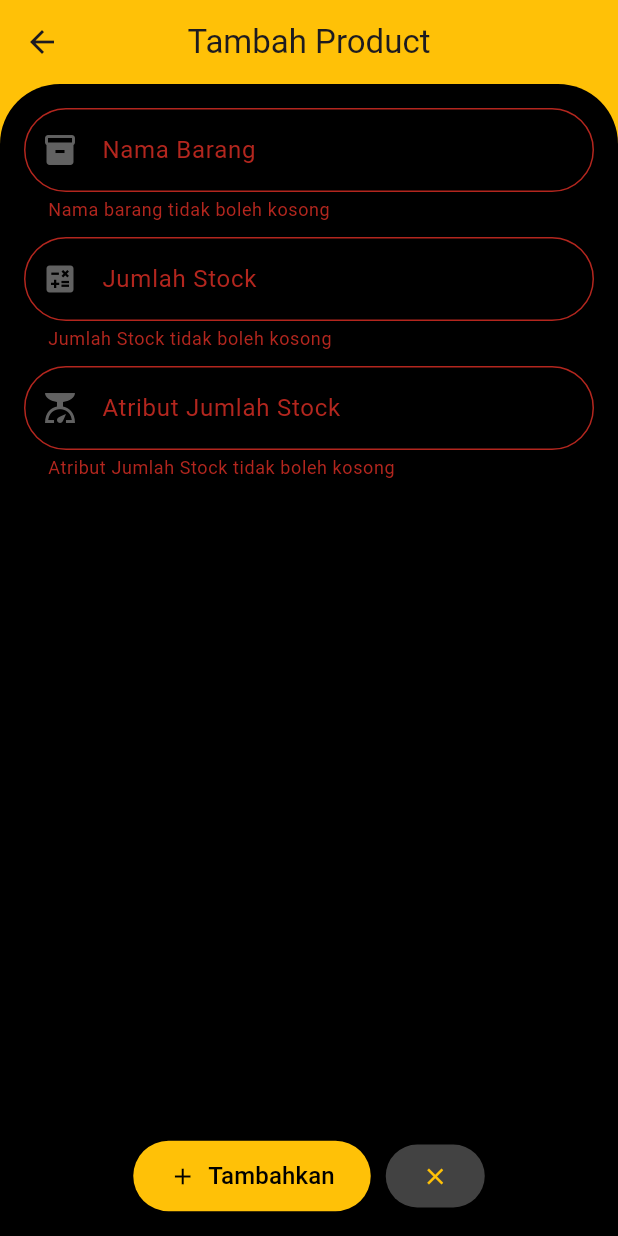
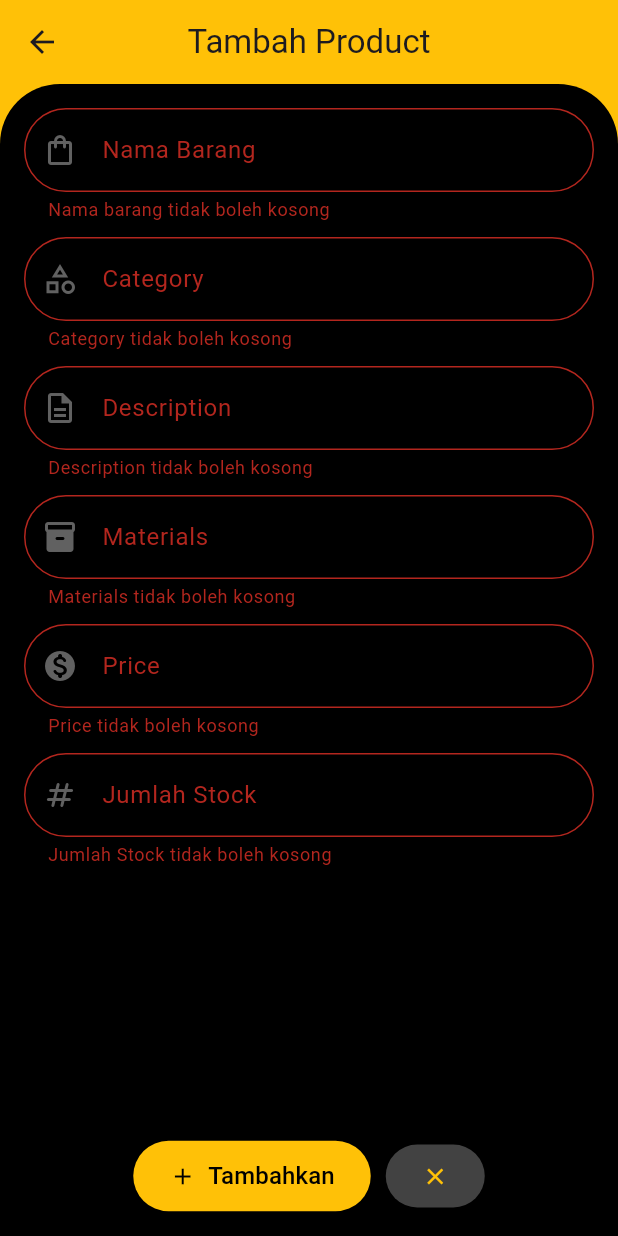
Before and after one commit to miqbalfr12/coffee-bean, a Flutter app: the AddProduct screen opened directly, after a tap on "Tambahkan", on a phone screen of 412 x 824 dp. Run offline on Flutter 3.47's test engine with Material 3 defaults, Android fonts, the phone set to English and light mode, and no system bars; our stand-ins replace flutter_bloc, flutter_speed_dial, google_fonts, iconly, qr_flutter.

Commit message:
refactor + feat: name file + create Product, create Payment page

```diff
--- a/lib/pages/add/AddProduct.dart
+++ b/lib/pages/add/add_payment.dart
@@ -1,18 +1,41 @@
 import 'package:flutter/material.dart';
-import 'package:uas/modal/ModalContent.dart';
+import 'package:uas/modal/modal_content_qr.dart';
+import 'package:uas/globals/globals.dart' as globals;
 
-class AddProduct extends StatefulWidget {
-  const AddProduct({super.key});
+class AddPayment extends StatefulWidget {
+  const AddPayment({super.key});
 
   @override
-  AddProductState createState() => AddProductState();
+  AddPaymentState createState() => AddPaymentState();
 }
 
-class AddProductState extends State<AddProduct> {
+class AddPaymentState extends State<AddPayment> {
   final _formKey = GlobalKey<FormState>();
-  String _itemName = "";
-  int _quantity = 0;
-  String _attr = "";
+  String _consumer = "";
+  String _createdBy = "";
+  int _amount = 0;
+  final TextEditingController _amountController = TextEditingController();
+
+  @override
+  void initState() {
+    super.initState();
+    _amount = calculateTotalAmount();
+    _amountController.text = _amount.toString();
+  }
+
+  int calculateTotalAmount() {
+    int total = 0;
+    for (var order in globals.orders) {
+      total += order.price * order.qty;
+    }
+    return total;
+  }
+
+  @override
+  void dispose() {
+    _amountController.dispose();
+    super.dispose();
+  }
 
   @override
   Widget build(BuildContext context) {
@@ -20,7 +43,7 @@ class AddProductState extends State<AddProduct> {
       appBar: AppBar(
         centerTitle: true,
         backgroundColor: Colors.amber,
-        title: const Text('Tambah Product'),
+        title: const Text('Tambah Order'),
       ),
       backgroundColor: Colors.amber, // Background color of the main Scaffold
       body: Stack(
@@ -36,7 +59,7 @@ class AddProductState extends State<AddProduct> {
             ),
             child: Padding(
               padding: const EdgeInsets.all(16.0),
-              child: formAddProduct(),
+              child: formAddPayment(),
             ),
           ),
           Positioned(
@@ -53,18 +76,20 @@ class AddProductState extends State<AddProduct> {
                     onPressed: () {
                       if (_formKey.currentState!.validate()) {
                         _formKey.currentState!.save();
-                        // Handle form submission with _itemName and _quantity
-                        // You can potentially call a function to add stock
                         print(
-                            "Adding Product for $_itemName with quantity $_quantity and attribute $_attr");
+                            "Adding Order for $_consumer with amount $_amount and createdBy $_createdBy");
+                        // Cetak variabel global orders
+                        print("Current global orders: ${globals.orders}");
+
                         showModalBottomSheet(
                           context: context,
                           backgroundColor: Colors.amber,
                           builder: (BuildContext context) {
-                            return ModalContent(title: 'Add Product', obj: {
-                              "itemName": _itemName,
-                              "quantity": _quantity,
-                              "attr": _attr
+                            return ModalContent(title: 'Tambah Order', obj: {
+                              "consumer": _consumer,
+                              "amount": _amount,
+                              "createdBy": _createdBy,
+                              "order": globals.orders,
                             });
                           },
                         );
@@ -118,7 +143,7 @@ class AddProductState extends State<AddProduct> {
     );
   }
 
-  Form formAddProduct() {
+  Form formAddPayment() {
     return Form(
       key: _formKey,
       child: Column(
@@ -128,9 +153,9 @@ class AddProductState extends State<AddProduct> {
             keyboardType: TextInputType.text,
             cursorColor: Colors.amber,
             decoration: InputDecoration(
-              labelText: "Nama Barang",
+              labelText: "Nama Kasir",
               prefixIcon: const Icon(
-                Icons.inventory, // Change to your desired icon
+                Icons.assignment_ind_rounded, // Change to your desired icon
               ),
               focusColor: Colors.amber,
               prefixIconColor: Colors.grey.shade700,
@@ -152,21 +177,21 @@ class AddProductState extends State<AddProduct> {
             ),
             validator: (value) {
               if (value == null || value.isEmpty) {
-                return "Nama barang tidak boleh kosong";
+                return "Nama Kasir tidak boleh kosong";
               }
               return null;
             },
-            onSaved: (value) => _itemName = value!,
+            onSaved: (value) => _createdBy = value!,
           ),
           const SizedBox(height: 10),
           TextFormField(
             style: TextStyle(color: Colors.grey.shade700),
-            keyboardType: TextInputType.number,
+            keyboardType: TextInputType.text,
             cursorColor: Colors.amber,
             decoration: InputDecoration(
-              labelText: "Jumlah Stock",
+              labelText: "Nama Pemesan",
               prefixIcon: const Icon(
-                Icons.calculate, // Change to your desired icon
+                Icons.person, // Change to your desired icon
               ),
               focusColor: Colors.amber,
               prefixIconColor: Colors.grey.shade700,
@@ -188,21 +213,22 @@ class AddProductState extends State<AddProduct> {
             ),
             validator: (value) {
               if (value == null || value.isEmpty) {
-                return "Jumlah Stock tidak boleh kosong";
+                return "Nama Pemesan tidak boleh kosong";
               }
               return null;
             },
-            onSaved: (value) => _quantity = int.parse(value!),
+            onSaved: (value) => _consumer = value!,
           ),
           const SizedBox(height: 10),
           TextFormField(
             style: TextStyle(color: Colors.grey.shade700),
-            keyboardType: TextInputType.text,
+            keyboardType: TextInputType.number,
             cursorColor: Colors.amber,
+            controller: _amountController,
             decoration: InputDecoration(
-              labelText: "Atribut Jumlah Stock",
+              labelText: "Harga Total Barang",
               prefixIcon: const Icon(
-                Icons.scale, // Change to your desired icon
+                Icons.monetization_on, // Change to your desired icon
               ),
               focusColor: Colors.amber,
               prefixIconColor: Colors.grey.shade700,
@@ -224,11 +250,11 @@ class AddProductState extends State<AddProduct> {
             ),
             validator: (value) {
               if (value == null || value.isEmpty) {
-                return "Atribut Jumlah Stock tidak boleh kosong";
+                return "Harga Total Barang tidak boleh kosong";
               }
               return null;
             },
-            onSaved: (value) => _attr = value!,
+            onSaved: (value) => _amount = int.parse(value!),
           ),
         ],
       ),
--- a/lib/pages/add/AddSeller.dart
+++ b/lib/pages/add/add_product.dart
@@ -1,18 +1,21 @@
 import 'package:flutter/material.dart';
-import 'package:uas/modal/ModalContent.dart';
+import 'package:uas/modal/modal_content.dart';
 
-class AddSeller extends StatefulWidget {
-  const AddSeller({super.key});
+class AddProduct extends StatefulWidget {
+  const AddProduct({super.key});
 
   @override
-  AddSellerState createState() => AddSellerState();
+  AddProductState createState() => AddProductState();
 }
 
-class AddSellerState extends State<AddSeller> {
+class AddProductState extends State<AddProduct> {
   final _formKey = GlobalKey<FormState>();
   String _itemName = "";
-  int _quantity = 0;
-  String _attr = "";
+  String _itemCategory = "";
+  String _itemDescription = "";
+  List<String> _itemMaterials = [];
+  int _itemPrice = 0;
+  int _itemStock = 0;
 
   @override
   Widget build(BuildContext context) {
@@ -20,13 +23,14 @@ class AddSellerState extends State<AddSeller> {
       appBar: AppBar(
         centerTitle: true,
         backgroundColor: Colors.amber,
-        title: const Text('Tambah Seller'),
+        title: const Text('Tambah Product'),
       ),
       backgroundColor: Colors.amber, // Background color of the main Scaffold
       body: Stack(
         children: [
           Container(
             width: double.infinity, // Set width to full width available
+            height: MediaQuery.of(context).size.height,
             decoration: const BoxDecoration(
               color: Colors.black,
               borderRadius: BorderRadius.only(
@@ -36,7 +40,10 @@ class AddSellerState extends State<AddSeller> {
             ),
             child: Padding(
               padding: const EdgeInsets.all(16.0),
-              child: formAddSeller(),
+              child: SingleChildScrollView(
+                physics: BouncingScrollPhysics(),
+                child: formAddProduct(),
+              ),
             ),
           ),
           Positioned(
@@ -53,18 +60,29 @@ class AddSellerState extends State<AddSeller> {
                     onPressed: () {
                       if (_formKey.currentState!.validate()) {
                         _formKey.currentState!.save();
-                        // Handle form submission with _itemName and _quantity
+                        // Handle form submission with _itemName and _itemStock
                         // You can potentially call a function to add stock
                         print(
-                            "Adding Product for $_itemName with quantity $_quantity and attribute $_attr");
+                            "Adding Product for $_itemName with stock $_itemStock ");
+                        print({
+                          "name": _itemName,
+                          "category": _itemCategory,
+                          "price": _itemPrice,
+                          "description": _itemDescription,
+                          "materials": _itemMaterials,
+                          "stock": _itemStock
+                        });
                         showModalBottomSheet(
                           context: context,
                           backgroundColor: Colors.amber,
                           builder: (BuildContext context) {
-                            return ModalContent(title: 'Add Seller', obj: {
-                              "itemName": _itemName,
-                              "quantity": _quantity,
-                              "attr": _attr
+                            return ModalContent(title: 'Add Product', obj: {
+                              "name": _itemName,
+                              "category": _itemCategory,
+                              "price": _itemPrice,
+                              "description": _itemDescription,
+                              "materials": _itemMaterials,
+                              "stock": _itemStock
                             });
                           },
                         );
@@ -118,7 +136,7 @@ class AddSellerState extends State<AddSeller> {
     );
   }
 
-  Form formAddSeller() {
+  Form formAddProduct() {
     return Form(
       key: _formKey,
       child: Column(
@@ -130,7 +148,7 @@ class AddSellerState extends State<AddSeller> {
             decoration: InputDecoration(
               labelText: "Nama Barang",
               prefixIcon: const Icon(
-                Icons.inventory, // Change to your desired icon
+                Icons.shopping_bag_outlined, // Change to your desired icon
               ),
               focusColor: Colors.amber,
               prefixIconColor: Colors.grey.shade700,
@@ -161,12 +179,157 @@ class AddSellerState extends State<AddSeller> {
           const SizedBox(height: 10),
           TextFormField(
             style: TextStyle(color: Colors.grey.shade700),
+            keyboardType: TextInputType.text,
+            cursorColor: Colors.amber,
+            decoration: InputDecoration(
+              labelText: "Category",
+              prefixIcon: const Icon(
+                Icons.category_outlined, // Change to your desired icon
+              ),
+              focusColor: Colors.amber,
+              prefixIconColor: Colors.grey.shade700,
+              floatingLabelStyle: const TextStyle(
+                color: Colors.amber,
+              ),
+              focusedBorder: OutlineInputBorder(
+                borderRadius: BorderRadius.circular(100.0),
+                borderSide: const BorderSide(
+                  color: Colors.amber, // Set border color
+                ),
+              ),
+              border: OutlineInputBorder(
+                borderRadius: BorderRadius.circular(100.0), // Set border radius
+                borderSide: const BorderSide(
+                  color: Colors.amber, // Set border color
+                ),
+              ),
+            ),
+            validator: (value) {
+              if (value == null || value.isEmpty) {
+                return "Category tidak boleh kosong";
+              }
+              return null;
+            },
+            onSaved: (value) => _itemCategory = value!,
+          ),
+          const SizedBox(height: 10),
+          TextFormField(
+            style: TextStyle(color: Colors.grey.shade700),
+            keyboardType: TextInputType.text,
+            cursorColor: Colors.amber,
+            decoration: InputDecoration(
+              labelText: "Description",
+              prefixIcon: const Icon(
+                Icons.description_outlined, // Change to your desired icon
+              ),
+              focusColor: Colors.amber,
+              prefixIconColor: Colors.grey.shade700,
+              floatingLabelStyle: const TextStyle(
+                color: Colors.amber,
+              ),
+              focusedBorder: OutlineInputBorder(
+                borderRadius: BorderRadius.circular(100.0),
+                borderSide: const BorderSide(
+                  color: Colors.amber, // Set border color
+                ),
+              ),
+              border: OutlineInputBorder(
+                borderRadius: BorderRadius.circular(100.0), // Set border radius
+                borderSide: const BorderSide(
+                  color: Colors.amber, // Set border color
+                ),
+              ),
+            ),
+            validator: (value) {
+              if (value == null || value.isEmpty) {
+                return "Description tidak boleh kosong";
+              }
+              return null;
+            },
+            onSaved: (value) => _itemDescription = value!,
+          ),
+          const SizedBox(height: 10),
+          TextFormField(
+            style: TextStyle(color: Colors.grey.shade700),
+            keyboardType: TextInputType.text,
+            cursorColor: Colors.amber,
+            decoration: InputDecoration(
+              labelText: "Materials",
+              prefixIcon: const Icon(
+                Icons.inventory_2_rounded, // Change to your desired icon
+              ),
+              focusColor: Colors.amber,
+              prefixIconColor: Colors.grey.shade700,
+              floatingLabelStyle: const TextStyle(
+                color: Colors.amber,
+              ),
+              focusedBorder: OutlineInputBorder(
+                borderRadius: BorderRadius.circular(100.0),
+                borderSide: const BorderSide(
+                  color: Colors.amber, // Set border color
+                ),
+              ),
+              border: OutlineInputBorder(
+                borderRadius: BorderRadius.circular(100.0), // Set border radius
+                borderSide: const BorderSide(
+                  color: Colors.amber, // Set border color
+                ),
+              ),
+            ),
+            validator: (value) {
+              if (value == null || value.isEmpty) {
+                return "Materials tidak boleh kosong";
+              }
+              return null;
+            },
+            onSaved: (value) => _itemMaterials =
+                value!.split(',').map((e) => e.trim()).toList(),
+          ),
+          const SizedBox(height: 10),
+          TextFormField(
+            style: TextStyle(color: Colors.grey.shade700),
+            keyboardType: TextInputType.number,
+            cursorColor: Colors.amber,
+            decoration: InputDecoration(
+              labelText: "Price",
+              prefixIcon: const Icon(
+                Icons.monetization_on_rounded, // Change to your desired icon
+              ),
+              focusColor: Colors.amber,
+              prefixIconColor: Colors.grey.shade700,
+              floatingLabelStyle: const TextStyle(
+                color: Colors.amber,
+              ),
+              focusedBorder: OutlineInputBorder(
+                borderRadius: BorderRadius.circular(100.0),
+                borderSide: const BorderSide(
+                  color: Colors.amber, // Set border color
+                ),
+              ),
+              border: OutlineInputBorder(
+                borderRadius: BorderRadius.circular(100.0), // Set border radius
+                borderSide: const BorderSide(
+                  color: Colors.amber, // Set border color
+                ),
+              ),
+            ),
+            validator: (value) {
+              if (value == null || value.isEmpty) {
+                return "Price tidak boleh kosong";
+              }
+              return null;
+            },
+            onSaved: (value) => _itemPrice = int.parse(value!),
+          ),
+          const SizedBox(height: 10),
+          TextFormField(
+            style: TextStyle(color: Colors.grey.shade700),
             keyboardType: TextInputType.number,
             cursorColor: Colors.amber,
             decoration: InputDecoration(
               labelText: "Jumlah Stock",
               prefixIcon: const Icon(
-                Icons.calculate, // Change to your desired icon
+                Icons.numbers_rounded, // Change to your desired icon
               ),
               focusColor: Colors.amber,
               prefixIconColor: Colors.grey.shade700,
@@ -192,43 +355,7 @@ class AddSellerState extends State<AddSeller> {
               }
               return null;
             },
-            onSaved: (value) => _quantity = int.parse(value!),
-          ),
-          const SizedBox(height: 10),
-          TextFormField(
-            style: TextStyle(color: Colors.grey.shade700),
-            keyboardType: TextInputType.text,
-            cursorColor: Colors.amber,
-            decoration: InputDecoration(
-              labelText: "Atribut Jumlah Stock",
-              prefixIcon: const Icon(
-                Icons.scale, // Change to your desired icon
-              ),
-              focusColor: Colors.amber,
-              prefixIconColor: Colors.grey.shade700,
-              floatingLabelStyle: const TextStyle(
-                color: Colors.amber,
-              ),
-              focusedBorder: OutlineInputBorder(
-                borderRadius: BorderRadius.circular(100.0),
-                borderSide: const BorderSide(
-                  color: Colors.amber, // Set border color
-                ),
-              ),
-              border: OutlineInputBorder(
-                borderRadius: BorderRadius.circular(100.0), // Set border radius
-                borderSide: const BorderSide(
-                  color: Colors.amber, // Set border color
-                ),
-              ),
-            ),
-            validator: (value) {
-              if (value == null || value.isEmpty) {
-                return "Atribut Jumlah Stock tidak boleh kosong";
-              }
-              return null;
-            },
-            onSaved: (value) => _attr = value!,
+            onSaved: (value) => _itemStock = int.parse(value!),
           ),
         ],
       ),
```
